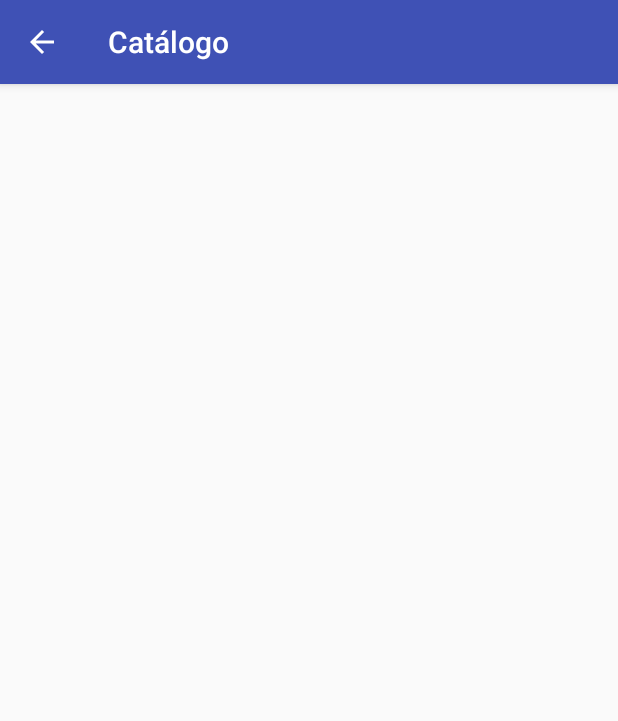
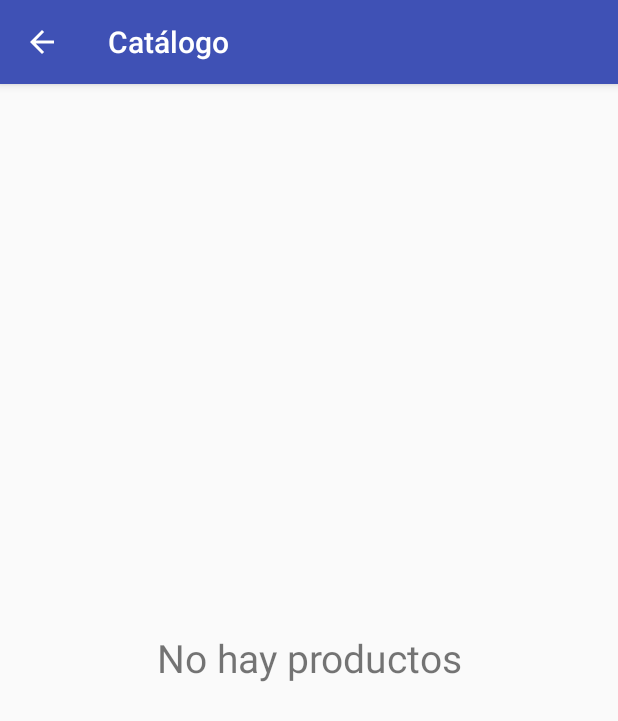
Before and after one commit to tdp2grupo6/OrderTracker-mobile, an Android app: the CatalogoActivity screen opened directly, with no data from a screen before it, on a phone screen of 412 x 824 dp. Shown: the top 721 px of the screen. Run offline under Robolectric (Android 15) with nearby library versions, the phone set to English and light mode, and no system bars.

Commit message:
US-243: Arreglos de usabilidad acorde con los UATs

```diff
--- a/app/src/main/java/ar/fiuba/tdp2grupo6/ordertracker/view/CatalogoActivity.java
+++ b/app/src/main/java/ar/fiuba/tdp2grupo6/ordertracker/view/CatalogoActivity.java
@@ -4,13 +4,11 @@ import android.content.Context;
 import android.content.Intent;
 import android.os.AsyncTask;
 import android.os.Bundle;
-import android.support.design.widget.FloatingActionButton;
-import android.support.design.widget.Snackbar;
 import android.support.v4.widget.SwipeRefreshLayout;
 import android.support.v7.app.AppCompatActivity;
 import android.support.v7.widget.Toolbar;
-import android.view.View;
 import android.widget.ListView;
+import android.widget.TextView;
 
 import java.util.ArrayList;
 
@@ -24,6 +22,7 @@ public class CatalogoActivity extends AppCompatActivity {
 
     private Context mContext;
     private ListView mListView;
+    private TextView mEmptyView;
     private SwipeRefreshLayout mSwipeLayout;
     private ProductosBuscarTask mProductosBuscarTask;
 
@@ -44,9 +43,12 @@ public class CatalogoActivity extends AppCompatActivity {
             }
         });
         */
+
         getSupportActionBar().setDisplayHomeAsUpEnabled(true);
 
+
         mSwipeLayout = (SwipeRefreshLayout) findViewById(R.id.swipe_container_producto);
+
         mSwipeLayout.setOnRefreshListener(new SwipeRefreshLayout.OnRefreshListener() {
             @Override
             public void onRefresh() {
@@ -55,6 +57,9 @@ public class CatalogoActivity extends AppCompatActivity {
         });
 
         mListView = (ListView) findViewById(R.id.productos_list);
+        mEmptyView = (TextView) findViewById(R.id.productos_list_empty);
+        mListView.setEmptyView(mEmptyView);
+
         mContext = (Context)this;
     }
 
--- a/app/src/main/res/layout/content_catalogo.xml
+++ b/app/src/main/res/layout/content_catalogo.xml
@@ -28,6 +28,16 @@
             android:paddingRight="5dp"
             android:paddingTop="5dp" />
 
-    </android.support.v4.widget.SwipeRefreshLayout>
+     </android.support.v4.widget.SwipeRefreshLayout>
+
+    <TextView
+        android:id="@+id/productos_list_empty"
+        android:text="@string/no_hay_productos"
+        android:layout_width="match_parent"
+        android:layout_height="match_parent"
+        android:gravity="center"
+        android:includeFontPadding="false"
+        android:textSize="26dp"
+        android:visibility="gone"/>
 
 </RelativeLayout>
--- a/app/src/main/res/layout/producto_item_layout.xml
+++ b/app/src/main/res/layout/producto_item_layout.xml
@@ -27,8 +27,9 @@
             android:id="@+id/list_producto_precio"
             android:layout_width="wrap_content"
             android:layout_height="wrap_content"
-            android:textSize="10dp" >
+            android:textSize="12dp" >
         </TextView>
+
     </LinearLayout>
 
     <TextView
--- a/app/src/main/res/menu/activity_main_drawer.xml
+++ b/app/src/main/res/menu/activity_main_drawer.xml
@@ -5,11 +5,11 @@
         <item
             android:id="@+id/nav_clientes"
             android:icon="@drawable/ic_menu_share"
-        android:title="Clientes" />
+            android:title="@string/nav_clientes" />
         <item
             android:id="@+id/nav_catalogo"
             android:icon="@drawable/ic_menu_gallery"
-        android:title="Catálogo" />
+            android:title="@string/nav_catalogo" />
     </group>
 
     <!--
--- a/app/src/main/res/values/strings.xml
+++ b/app/src/main/res/values/strings.xml
@@ -12,4 +12,9 @@
     <string name="title_activity_catalogo">Catálogo</string>
     <string name="section_format">Hello World from section: %1$d</string>
 
+    <string name="no_hay_clientes">No hay clientes</string>
+    <string name="no_hay_productos">No hay productos</string>
+
+    <string name="nav_clientes">Clientes</string>
+    <string name="nav_catalogo">Catálogo</string>
 </resources>
```
Also changed, not shown: app/src/main/java/ar/fiuba/tdp2grupo6/ordertracker/contract/Producto.java (+14 -0 lines), app/src/main/java/ar/fiuba/tdp2grupo6/ordertracker/view/adapter/ProductoAdapter.java (+4 -4 lines). Lines whose indentation alone changed are shown as unchanged.
